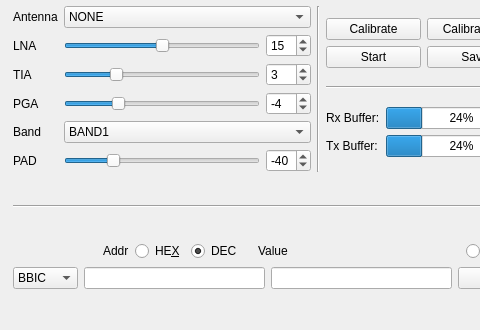
This is src/limesdrconfig.ui in spr02/LimeQt as Qt 5 draws it before an edit; both pictures show x 0 to 480 and y 300 to 630 of the 630 by 630 pixel window. The edited form follows.
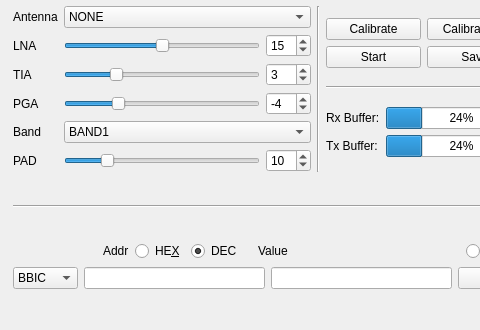
This is the edited form.

Commit message: Corrected PAD gain value range.

```diff
--- a/src/limesdrconfig.ui
+++ b/src/limesdrconfig.ui
@@ -478,13 +478,13 @@
         <item row="5" column="2">
          <widget class="QSpinBox" name="pad_spin">
           <property name="minimum">
-           <number>-52</number>
-          </property>
-          <property name="maximum">
            <number>0</number>
           </property>
+          <property name="maximum">
+           <number>50</number>
+          </property>
           <property name="value">
-           <number>-40</number>
+           <number>10</number>
           </property>
          </widget>
         </item>
@@ -498,16 +498,16 @@
         <item row="5" column="1">
          <widget class="QSlider" name="pad_slider">
           <property name="minimum">
-           <number>-52</number>
-          </property>
-          <property name="maximum">
            <number>0</number>
           </property>
+          <property name="maximum">
+           <number>50</number>
+          </property>
           <property name="pageStep">
            <number>1</number>
           </property>
           <property name="value">
-           <number>-40</number>
+           <number>10</number>
           </property>
           <property name="orientation">
            <enum>Qt::Horizontal</enum>
```
Left out of the diff: 4 changed lines with no effect on the pictures.
